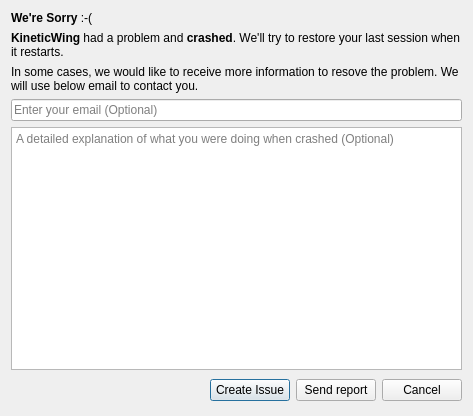
Qt form CrashReporter/CrashReporterWidget.ui (speedovation/CrashReporter-Qt-Breakpad) before a commit.
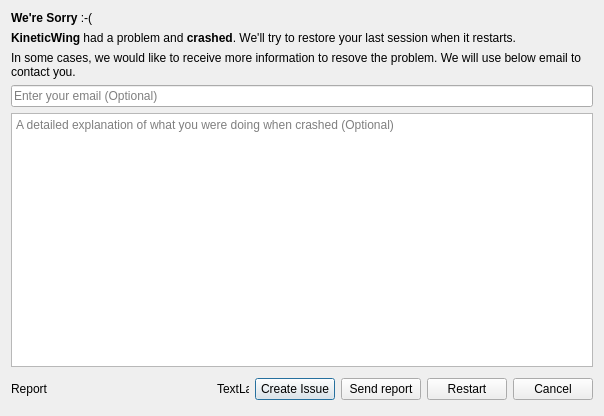
The same form after that commit.

Commit message:
Show loading info
CrashReported done

```diff
--- a/CrashReporter/CrashReporterWidget.ui
+++ b/CrashReporter/CrashReporterWidget.ui
@@ -86,17 +86,36 @@
        <number>0</number>
       </property>
       <item>
-       <spacer name="horizontalSpacer_2">
-        <property name="orientation">
-         <enum>Qt::Horizontal</enum>
+       <widget class="QLabel" name="info">
+        <property name="minimumSize">
+         <size>
+          <width>200</width>
+          <height>0</height>
+         </size>
         </property>
-        <property name="sizeHint" stdset="0">
+        <property name="text">
+         <string>Report</string>
+        </property>
+       </widget>
+      </item>
+      <item>
+       <widget class="QLabel" name="loader">
+        <property name="minimumSize">
          <size>
-          <width>350</width>
-          <height>20</height>
+          <width>32</width>
+          <height>32</height>
          </size>
         </property>
-       </spacer>
+        <property name="maximumSize">
+         <size>
+          <width>32</width>
+          <height>32</height>
+         </size>
+        </property>
+        <property name="text">
+         <string>TextLabel</string>
+        </property>
+       </widget>
       </item>
       <item>
        <widget class="QPushButton" name="btnCreateIssue">
@@ -118,6 +137,13 @@
         </property>
        </widget>
       </item>
+      <item>
+       <widget class="QPushButton" name="btnRestart">
+        <property name="text">
+         <string>Restart</string>
+        </property>
+       </widget>
+      </item>
       <item>
        <widget class="QPushButton" name="btnCancel">
         <property name="text">
```
The commit also changes 3 other files.
